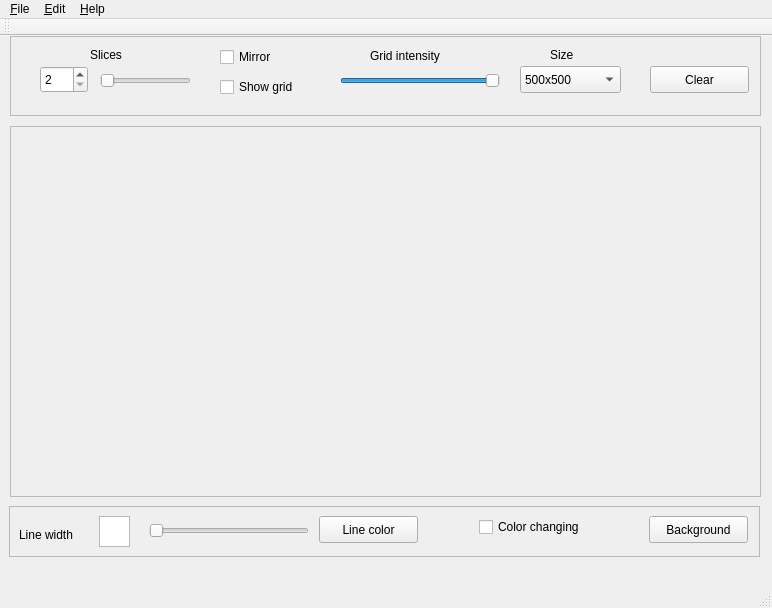
This is Mandala/src/ui/MainWindow.ui in LaurenRolan/Mandala as Qt 5 draws it before an edit. The edited form follows.
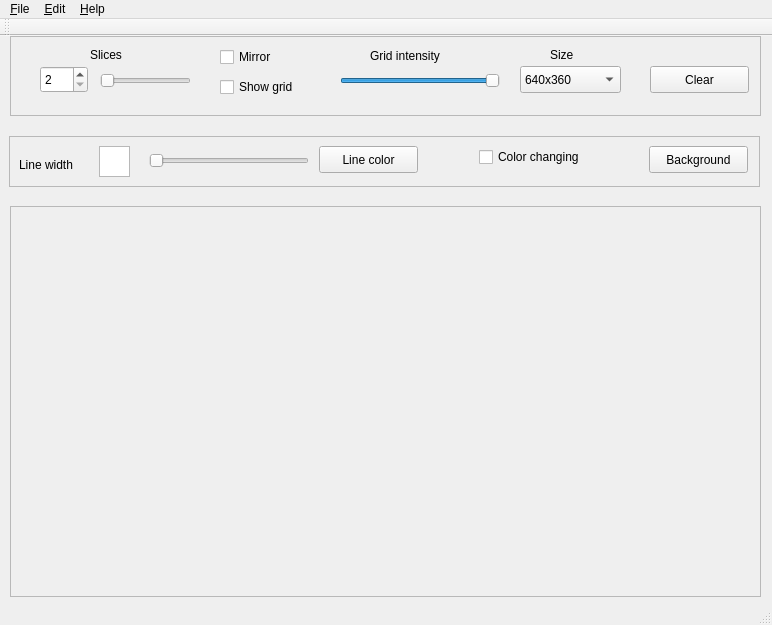
This is the edited form. Custom widgets are drawn as their Qt base class.

Commit message: Adding about tab

```diff
--- a/Mandala/src/ui/MainWindow.ui
+++ b/Mandala/src/ui/MainWindow.ui
@@ -7,7 +7,7 @@
     <x>0</x>
     <y>0</y>
     <width>772</width>
-    <height>608</height>
+    <height>625</height>
    </rect>
   </property>
   <property name="windowTitle">
@@ -23,6 +23,12 @@
       <height>80</height>
      </rect>
     </property>
+    <property name="sizePolicy">
+     <sizepolicy hsizetype="Preferred" vsizetype="Preferred">
+      <horstretch>0</horstretch>
+      <verstretch>0</verstretch>
+     </sizepolicy>
+    </property>
     <property name="frameShape">
      <enum>QFrame::StyledPanel</enum>
     </property>
@@ -109,11 +115,6 @@
        <height>27</height>
       </rect>
      </property>
-     <item>
-      <property name="text">
-       <string>500x500</string>
-      </property>
-     </item>
      <item>
       <property name="text">
        <string>640x360</string>
@@ -194,11 +195,17 @@
     <property name="geometry">
      <rect>
       <x>10</x>
-      <y>90</y>
+      <y>170</y>
       <width>751</width>
-      <height>371</height>
+      <height>391</height>
      </rect>
     </property>
+    <property name="sizePolicy">
+     <sizepolicy hsizetype="Preferred" vsizetype="Preferred">
+      <horstretch>0</horstretch>
+      <verstretch>0</verstretch>
+     </sizepolicy>
+    </property>
     <property name="frameShape">
      <enum>QFrame::StyledPanel</enum>
     </property>
@@ -209,7 +216,7 @@
      <property name="geometry">
       <rect>
        <x>50</x>
-       <y>0</y>
+       <y>10</y>
        <width>640</width>
        <height>360</height>
       </rect>
@@ -220,11 +227,17 @@
     <property name="geometry">
      <rect>
       <x>9</x>
-      <y>470</y>
+      <y>100</y>
       <width>751</width>
       <height>51</height>
      </rect>
     </property>
+    <property name="sizePolicy">
+     <sizepolicy hsizetype="Preferred" vsizetype="Preferred">
+      <horstretch>0</horstretch>
+      <verstretch>0</verstretch>
+     </sizepolicy>
+    </property>
     <property name="frameShape">
      <enum>QFrame::StyledPanel</enum>
     </property>
```
Left out of the diff: 23 changed lines with no effect on the pictures. The commit also changes 4 other files.
